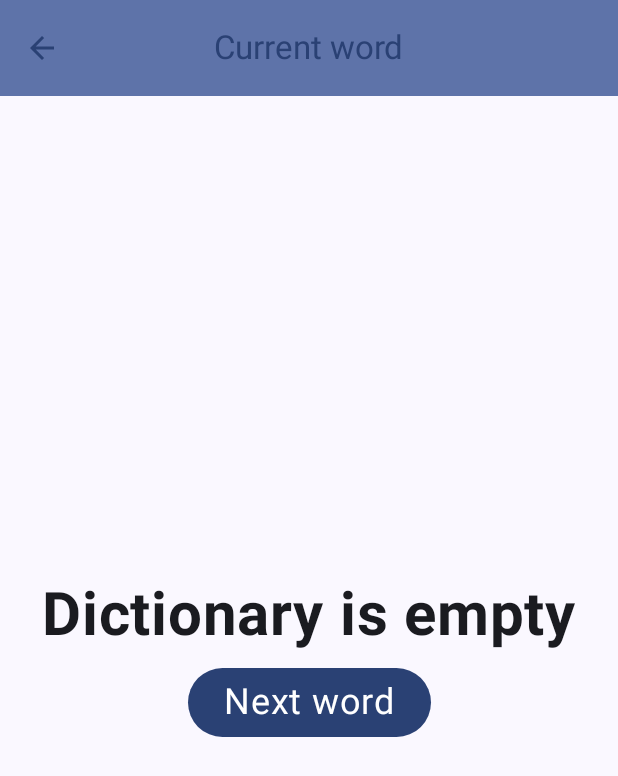
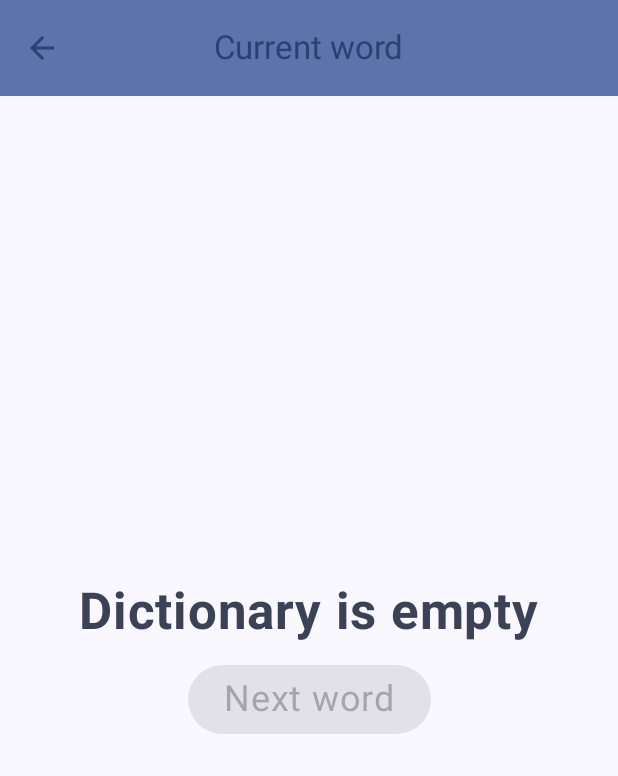
Before and after one commit to Mamoru1234/crocodile, an Android app built with Jetpack Compose: the NextWordScreen screen opened through its navigation route, on a phone screen of 412 x 824 dp. Shown: the top 776 px of the screen. Run offline under Robolectric (Android 15) with nearby library versions, the phone set to English and light mode, and no system bars; our stand-ins replace Dagger/Hilt's generated code, Room's generated code.

Commit message:
Resume game, style improvements

```diff
--- a/app/src/main/assets/dictionaries/medium.txt
+++ b/app/src/main/assets/dictionaries/medium.txt
@@ -1,4 +1,5 @@
 акорд
+богомол
 бретелька
 бігуді
 вікинг
@@ -12,5 +13,4 @@
 портфель
 суперсила
 сурдоперекладач
-богомол
 твістер
--- a/app/src/main/java/com/mamoru/crocodile/db/dao/ActiveGameDao.kt
+++ b/app/src/main/java/com/mamoru/crocodile/db/dao/ActiveGameDao.kt
@@ -5,11 +5,15 @@ import androidx.room.Insert
 import androidx.room.Query
 import androidx.room.Update
 import com.mamoru.crocodile.db.entities.ActiveGameEntity
+import kotlinx.coroutines.flow.Flow
 
 @Dao
 interface ActiveGameDao {
     @Query("SELECT * FROM active_games LIMIT 1")
     suspend fun getActiveGame(): ActiveGameEntity?
+
+    @Query("SELECT * FROM active_games LIMIT 1")
+    fun getActiveGameFlow(): Flow<ActiveGameEntity?>
 
     @Insert
     suspend fun insertGame(gameEntity: ActiveGameEntity): Long
--- a/app/src/main/java/com/mamoru/crocodile/screen/game/next_word_screen/NextWordScreen.kt
+++ b/app/src/main/java/com/mamoru/crocodile/screen/game/next_word_screen/NextWordScreen.kt
@@ -1,18 +1,23 @@
 package com.mamoru.crocodile.screen.game.next_word_screen
 
+import android.net.Uri
 import androidx.compose.foundation.layout.Arrangement
 import androidx.compose.foundation.layout.Column
 import androidx.compose.foundation.layout.fillMaxSize
 import androidx.compose.foundation.layout.padding
 import androidx.compose.material3.Button
 import androidx.compose.material3.ExperimentalMaterial3Api
+import androidx.compose.material3.MaterialTheme
+import androidx.compose.material3.OutlinedButton
 import androidx.compose.material3.Scaffold
 import androidx.compose.material3.Surface
 import androidx.compose.material3.Text
 import androidx.compose.runtime.Composable
 import androidx.compose.runtime.getValue
+import androidx.compose.runtime.remember
 import androidx.compose.ui.Alignment
 import androidx.compose.ui.Modifier
+import androidx.compose.ui.platform.LocalUriHandler
 import androidx.compose.ui.res.stringResource
 import androidx.compose.ui.text.font.FontWeight
 import androidx.compose.ui.unit.dp
@@ -35,18 +40,39 @@ fun NextWordScreen(onBackClick: () -> Unit, model: NextWordScreenModel = hiltVie
         Surface(modifier = Modifier.padding(innerPadding)) {
             Column(modifier = Modifier.padding(horizontal = 8.dp).fillMaxSize(), horizontalAlignment = Alignment.CenterHorizontally, verticalArrangement = Arrangement.Center) {
                 WordComponent(nextWord)
-                Button(model::selectNextWord, modifier = Modifier.padding(vertical = 10.dp)) {
+                Button(model::selectNextWord, modifier = Modifier.padding(vertical = 12.dp), enabled = nextWord != null) {
                     Text(stringResource(R.string.next_word))
                 }
+                WordLink(nextWord)
             }
         }
     }
 }
 
 @Composable
+fun WordLink(word: String?) {
+    val uriHandler = LocalUriHandler.current
+    val googleLink = remember(word) {
+        return@remember "https://www.google.com/search?q=${Uri.encode(word)}"
+    }
+    if (word == null) {
+        return
+    }
+    OutlinedButton({
+        uriHandler.openUri(googleLink)
+    }, modifier = Modifier.padding(vertical = 12.dp)) {
+        Text(stringResource(R.string.next_word_google), style = MaterialTheme.typography.bodyMedium)
+    }
+}
+
+@Composable
 fun WordComponent(word: String?) {
     if (word == null) {
-        Text(stringResource(R.string.next_word_empty_dictionary), fontWeight = FontWeight.Bold, fontSize = 40.sp)
+        Text(
+            stringResource(R.string.next_word_empty_dictionary),
+            fontWeight = FontWeight.Bold,
+            color = MaterialTheme.colorScheme.secondary,
+            fontSize = 34.sp)
     } else {
         Text(word, fontWeight = FontWeight.Bold, fontSize = 40.sp)
     }
--- a/app/src/main/java/com/mamoru/crocodile/screen/settings_screen/SettingsScreenModel.kt
+++ b/app/src/main/java/com/mamoru/crocodile/screen/settings_screen/SettingsScreenModel.kt
@@ -35,6 +35,7 @@ class SettingsScreenModel @Inject constructor(
         const val TAG = "WelcomeScreenModel"
         val SYSTEM_DICTIONARIES = listOf(
             SystemDictionary("Легкий", "easy"),
+            SystemDictionary("Середній", "medium"),
             SystemDictionary("Test", "test"),
         )
     }
--- a/app/src/main/java/com/mamoru/crocodile/screen/welcome_screen/WelcomeScreen.kt
+++ b/app/src/main/java/com/mamoru/crocodile/screen/welcome_screen/WelcomeScreen.kt
@@ -1,27 +1,39 @@
 package com.mamoru.crocodile.screen.welcome_screen
 
+import androidx.compose.foundation.layout.Arrangement
 import androidx.compose.foundation.layout.Column
 import androidx.compose.foundation.layout.fillMaxSize
-import androidx.compose.foundation.layout.fillMaxWidth
 import androidx.compose.foundation.layout.padding
 import androidx.compose.material3.Button
 import androidx.compose.material3.Scaffold
 import androidx.compose.material3.Surface
 import androidx.compose.material3.Text
 import androidx.compose.runtime.Composable
+import androidx.compose.runtime.getValue
 import androidx.compose.ui.Alignment
 import androidx.compose.ui.Modifier
 import androidx.compose.ui.res.stringResource
 import androidx.compose.ui.unit.dp
 import androidx.hilt.navigation.compose.hiltViewModel
+import androidx.lifecycle.compose.collectAsStateWithLifecycle
 import com.mamoru.crocodile.R
 
 @Composable
 fun WelcomeScreen(onGameStarted: () -> Unit, onSettings: () -> Unit, model: WelcomeScreenModel = hiltViewModel()) {
+    val hasActiveGame by model.hasActiveGame.collectAsStateWithLifecycle()
     Scaffold(modifier = Modifier.fillMaxSize()) { innerPadding ->
         Surface(modifier = Modifier.padding(innerPadding)) {
-            Column(modifier = Modifier.padding(horizontal = 8.dp).fillMaxWidth(), horizontalAlignment = Alignment.CenterHorizontally) {
-                Button({ model.startNewGame(onGameStarted) }) {
+            Column(
+                modifier = Modifier.padding(horizontal = 8.dp).fillMaxSize(),
+                horizontalAlignment = Alignment.CenterHorizontally,
+                verticalArrangement = Arrangement.Center,
+            ) {
+                if (hasActiveGame) {
+                    Button(onGameStarted, modifier = Modifier.padding(bottom = 8.dp)) {
+                        Text(stringResource(R.string.welcome_resume_game))
+                    }
+                }
+                Button({ model.startNewGame(onGameStarted) }, modifier = Modifier.padding(bottom = 8.dp)) {
                     Text(stringResource(R.string.welcome_new_game))
                 }
                 Button(onSettings) {
--- a/app/src/main/java/com/mamoru/crocodile/screen/welcome_screen/WelcomeScreenModel.kt
+++ b/app/src/main/java/com/mamoru/crocodile/screen/welcome_screen/WelcomeScreenModel.kt
@@ -6,6 +6,10 @@ import androidx.lifecycle.viewModelScope
 import com.mamoru.crocodile.db.dao.ActiveGameDao
 import com.mamoru.crocodile.db.entities.ActiveGameEntity
 import dagger.hilt.android.lifecycle.HiltViewModel
+import kotlinx.coroutines.flow.SharingStarted
+import kotlinx.coroutines.flow.StateFlow
+import kotlinx.coroutines.flow.map
+import kotlinx.coroutines.flow.stateIn
 import kotlinx.coroutines.launch
 import javax.inject.Inject
 
@@ -18,10 +22,15 @@ data class SystemDictionary(
 class WelcomeScreenModel @Inject constructor(
     private val activeGameDao: ActiveGameDao,
 ): ViewModel() {
-
     companion object {
         const val TAG = "WelcomeScreenModel"
     }
+
+    val hasActiveGame: StateFlow<Boolean> = activeGameDao.getActiveGameFlow().map { it != null }.stateIn(
+        scope = viewModelScope,
+        started = SharingStarted.WhileSubscribed(1000 * 60 * 30),
+        initialValue = false,
+    )
 
     fun startNewGame(onGameStarted: () -> Unit) {
         viewModelScope.launch {
--- a/app/src/main/res/values/strings.xml
+++ b/app/src/main/res/values/strings.xml
@@ -8,4 +8,6 @@
     <string name="next_word">Next word</string>
     <string name="next_word_empty_dictionary">Dictionary is empty</string>
     <string name="settings_delete_data">Delete data</string>
+    <string name="next_word_google">Google word</string>
+    <string name="welcome_resume_game">Resume game</string>
 </resources>
```
Also changed, not shown: app/src/main/assets/dictionaries/easy.txt (+4 -6 lines), app/src/main/java/com/mamoru/crocodile/screen/game/select_dictionary_screen/SelectDictionaryScreen.kt (+7 -3 lines), app/src/main/java/com/mamoru/crocodile/ui/theme/Type.kt (+9 -2 lines), 1 other file.
